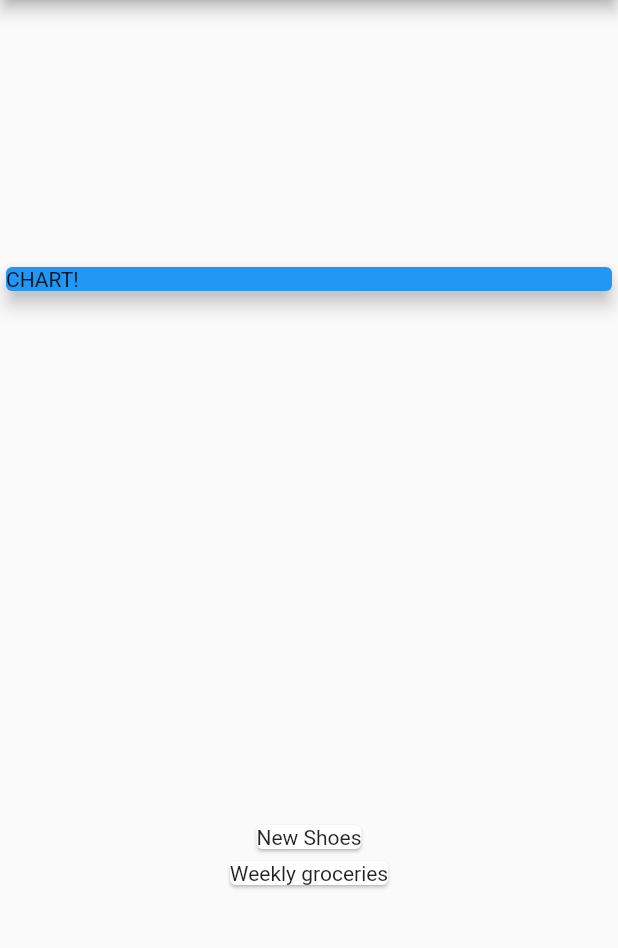
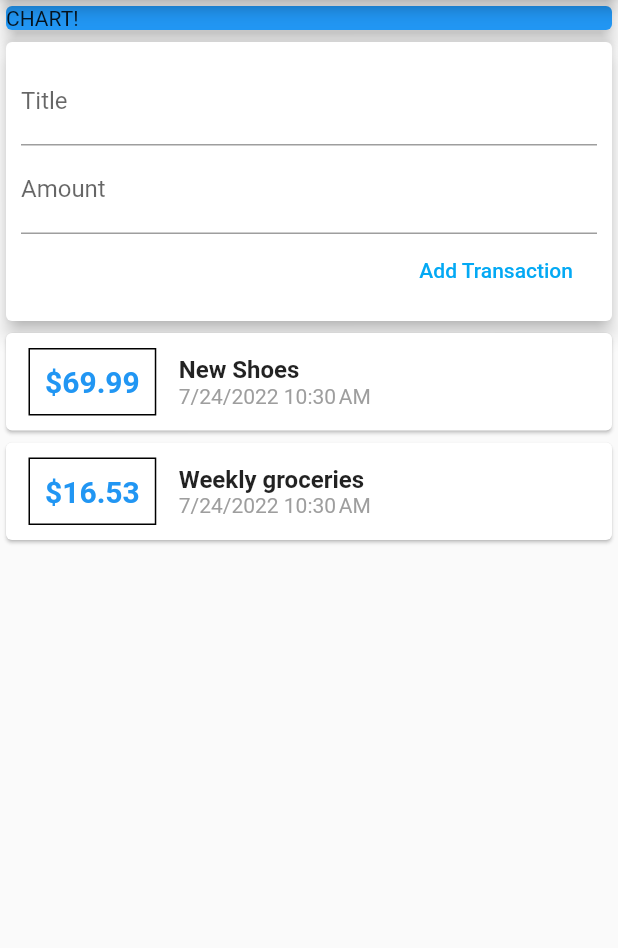
Before and after one commit to EilonAv/personal_expenses_app, a Flutter app: the screen it shows after launch, on a phone screen of 412 x 824 dp, the part 84-1032 px from its top. Run offline on Flutter 3.47's test engine with Material 2 defaults, Android fonts, the phone set to English and light mode, and no system bars.

Commit message:
added front styled widgets for input data

```diff
--- a/lib/main.dart
+++ b/lib/main.dart
@@ -1,4 +1,5 @@
 import 'package:flutter/material.dart';
+import 'package:intl/intl.dart';
 
 import './transaction.dart';
 
@@ -8,7 +9,7 @@ class MyApp extends StatelessWidget {
   @override
   Widget build(BuildContext context) {
     return MaterialApp(
-      title: 'Flutter App',
+      title: 'Personal Expenses App',
       home: MyHomePage(),
     );
   }
@@ -30,6 +31,9 @@ class MyHomePage extends StatelessWidget {
     ),
   ];
 
+  String titleInput;
+  String amountInput;
+
   @override
   Widget build(BuildContext context) {
     return Scaffold(
@@ -37,7 +41,7 @@ class MyHomePage extends StatelessWidget {
         title: Text('Personal expenses App'),
       ),
       body: Column(
-          mainAxisAlignment: MainAxisAlignment.spaceAround,
+          mainAxisAlignment: MainAxisAlignment.start,
           crossAxisAlignment: CrossAxisAlignment.stretch,
           children: <Widget>[
             Container(
@@ -48,10 +52,76 @@ class MyHomePage extends StatelessWidget {
                 elevation: 5,
               ),
             ),
+            Card(
+              elevation: 5,
+              child: Container(
+                padding: EdgeInsets.all(10),
+                child: Column(
+                  crossAxisAlignment: CrossAxisAlignment.end,
+                  children: <Widget>[
+                    TextField(
+                        decoration: InputDecoration(labelText: 'Title'),
+                        onChanged: (value) {
+                          titleInput = value;
+                        }),
+                    TextField(
+                      decoration: InputDecoration(labelText: 'Amount'),
+                      onChanged: (value) {
+                        amountInput = value;
+                      },
+                    ),
+                    FlatButton(
+                      onPressed: () {},
+                      child: Text('Add Transaction'),
+                      textColor: Colors.lightBlue,
+                    )
+                  ],
+                ),
+              ),
+            ),
             Column(
               children: transactions.map((transaction) {
                 return Card(
-                  child: Text(transaction.title),
+                  child: Row(
+                    children: <Widget>[
+                      Container(
+                        margin: EdgeInsets.symmetric(
+                          vertical: 10,
+                          horizontal: 15,
+                        ),
+                        decoration: BoxDecoration(
+                            border: Border.all(
+                          color: Colors.black,
+                          width: 1,
+                        )),
+                        padding: EdgeInsets.all(10),
+                        child: Text(
+                          '\$${transaction.amount}',
+                          style: TextStyle(
+                            fontWeight: FontWeight.bold,
+                            fontSize: 20,
+                            color: Colors.blue,
+                          ),
+                        ),
+                      ),
+                      Column(
+                          mainAxisAlignment: MainAxisAlignment.start,
+                          crossAxisAlignment: CrossAxisAlignment.start,
+                          children: <Widget>[
+                            Text(
+                              transaction.title,
+                              style: TextStyle(
+                                  fontWeight: FontWeight.bold, fontSize: 16),
+                            ),
+                            Text(
+                              DateFormat.yMd()
+                                  .add_jm()
+                                  .format(transaction.date),
+                              style: TextStyle(color: Colors.grey),
+                            ),
+                          ])
+                    ],
+                  ),
                 );
               }).toList(),
             ),
--- a/pubspec.yaml
+++ b/pubspec.yaml
@@ -23,6 +23,7 @@ environment:
 dependencies:
   flutter:
     sdk: flutter
+  intl: ^0.17.0
 
 
   # The following adds the Cupertino Icons font to your application.
```
Also changed, not shown: pubspec.lock.
